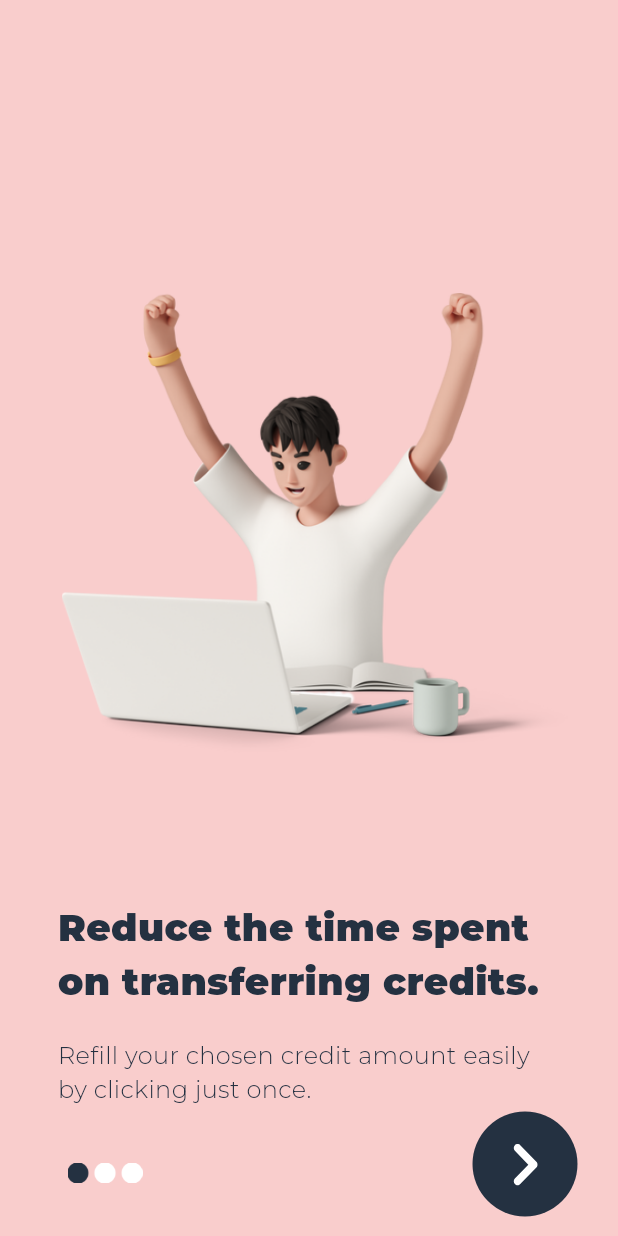
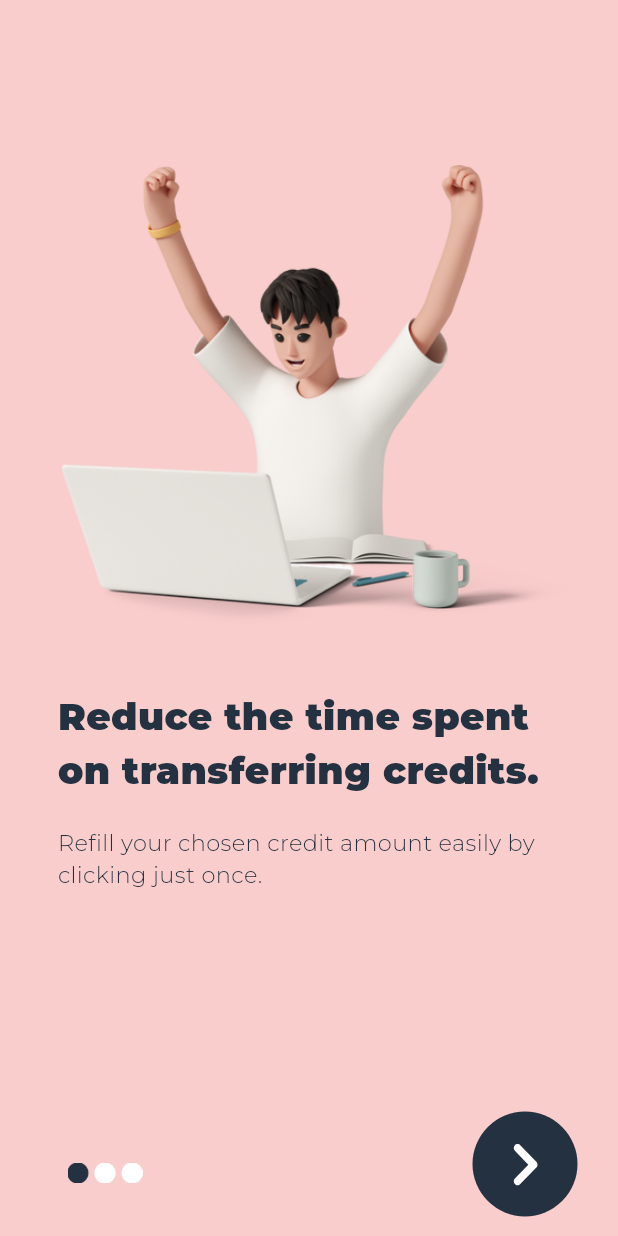
Before and after one commit to jihaddmz/Applicx, a Flutter app: the screen it shows after launch, on a phone screen of 412 x 824 dp. Run offline on Flutter 3.47's test engine with Material 3 defaults, Android fonts, the phone set to English and light mode, and no system bars; our stand-ins replace cloud_firestore, firebase_core, flutter_phoenix, flutter_slidable, flutter_svg, package_info_plus and 4 more; missing offline and left inert: flutter_phone_dialer, flutter_sms, fluttercontactpicker, ussd_service, widgets_to_image; accounts and stored records are empty; project files that could hold a hidden picture were left out.

Commit message:
- Fix some ui not responsive for android

```diff
--- a/lib/components/text.dart
+++ b/lib/components/text.dart
@@ -2,11 +2,17 @@ import 'package:flutter/material.dart';
 
 Widget TextGrey(String text,
     {TextAlign textAlign = TextAlign.start,
-    Color color = const Color(0xff243141), double fontSize = 16, FontStyle fontStyle = FontStyle.normal}) {
+    Color color = const Color(0xff243141),
+    double fontSize = 15,
+    FontStyle fontStyle = FontStyle.normal}) {
   return Text(
     text,
     textAlign: textAlign,
-    style: TextStyle(fontSize: fontSize, color: color, fontWeight: FontWeight.w200, fontStyle: fontStyle),
+    style: TextStyle(
+        fontSize: fontSize,
+        color: color,
+        fontWeight: FontWeight.w200,
+        fontStyle: fontStyle),
   );
 }
 
--- a/lib/screens/screen_chargealfa.dart
+++ b/lib/screens/screen_chargealfa.dart
@@ -120,7 +120,7 @@ class _ScreenChargeAlfa extends State<ScreenChargeAlfa> {
           isServiceCreditTransfer: 0,
           title: "Minutes Booster 20 Min",
           msg: "Recharge 20 Mins call for anyone",
-          availability: "Tomorrow Midnight",
+          availability: "Tomorrow 12 am",
           cost: 0.34,
           color: const Color(0xffAAD59E)),
       ModelGift(
--- a/lib/screens/screen_intro1.dart
+++ b/lib/screens/screen_intro1.dart
@@ -13,11 +13,11 @@ Widget ScreenIntro1(BuildContext context) {
           child: Image.asset(
             "assets/images/image_intro1.png",
             width: 350,
-            height: 500,
+            height: MediaQuery.of(context).size.height * 0.4,
           ),
         ),
         Padding(
-          padding: const EdgeInsets.fromLTRB(0, 0, 0, 0),
+          padding: const EdgeInsets.fromLTRB(0, 30, 0, 0),
           child: SizedBox(
               width: 335,
               child: TextBoldBlack(
--- a/lib/screens/screen_intro2.dart
+++ b/lib/screens/screen_intro2.dart
@@ -15,18 +15,18 @@ Widget ScreenIntro2(Function onBackClick, BuildContext context) {
               child: Image.asset(
                 "assets/images/image_intro2.png",
                 width: 350,
-                height: 500,
+                height: MediaQuery.of(context).size.height * 0.4,
               ),
             ),
             Padding(
-              padding: const EdgeInsets.fromLTRB(40, 00, 0, 0),
+              padding: const EdgeInsets.fromLTRB(0, 30, 0, 0),
               child: SizedBox(
                   width: 335,
                   child: TextBoldBlack(
                       "Instantly send gifts for Alfa and Touch.")),
             ),
             Padding(
-              padding: const EdgeInsets.fromLTRB(40, 20, 0, 0),
+              padding: const EdgeInsets.fromLTRB(0, 20, 0, 0),
               child: SizedBox(
                   width: 335,
                   child: TextGrey(
--- a/lib/screens/screen_intro3.dart
+++ b/lib/screens/screen_intro3.dart
@@ -15,11 +15,11 @@ Widget ScreenIntro3(Function onBackClick, BuildContext context) {
               child: Image.asset(
                 "assets/images/image_intro3.png",
                 width: 350,
-                height: 400,
+                height: MediaQuery.of(context).size.height * 0.4,
               ),
             ),
             Padding(
-              padding: const EdgeInsets.fromLTRB(5, 20, 0, 0),
+              padding: const EdgeInsets.fromLTRB(5, 30, 0, 0),
               child: SizedBox(
                   width: 335,
                   child: TextBoldBlack(
--- a/lib/screens/screen_intro4.dart
+++ b/lib/screens/screen_intro4.dart
@@ -14,11 +14,11 @@ Widget ScreenIntro4(BuildContext context, Function onBackClick) {
               padding: const EdgeInsets.fromLTRB(90, 150, 0, 0),
               child: Image.asset(
                 "assets/images/image_intro4.png",
-                height: 400,
+                height: MediaQuery.of(context).size.height * 0.4,
               ),
             ),
             Padding(
-              padding: const EdgeInsets.fromLTRB(40, 20, 0, 0),
+              padding: const EdgeInsets.fromLTRB(40, 30, 0, 0),
               child: SizedBox(width: 335, child: TextBoldBlack("Sign In")),
             ),
             Padding(
--- a/lib/screens/screen_settings_points.dart
+++ b/lib/screens/screen_settings_points.dart
@@ -232,7 +232,8 @@ class _ScreenSettingsPoints extends State<ScreenSettingsPoints> {
                         padding: const EdgeInsets.only(top: 10),
                         child: TextBoldBlack("Redeem Gifts"),
                       ),
-                      TextGrey("Check gifts available and redeem using your points."),
+                      TextGrey(
+                          "Check gifts available and \nredeem using your points."),
                       Center(
                         child: Padding(
                           padding: const EdgeInsets.only(top: 40),
--- a/pubspec.yaml
+++ b/pubspec.yaml
@@ -16,7 +16,7 @@ publish_to: 'none' # Remove this line if you wish to publish to pub.dev
 # https://developer.apple.com/library/archive/documentation/General/Reference/InfoPlistKeyReference/Articles/CoreFoundationKeys.html
 # In Windows, build-name is used as the major, minor, and patch parts
 # of the product and file versions while build-number is used as the build suffix.
-version: 1.0.0+1
+version: 1.0.0+2
 
 environment:
   sdk: '>=3.1.3 <4.0.0'
```
Also changed, not shown: pubspec.lock, 14 other files.
